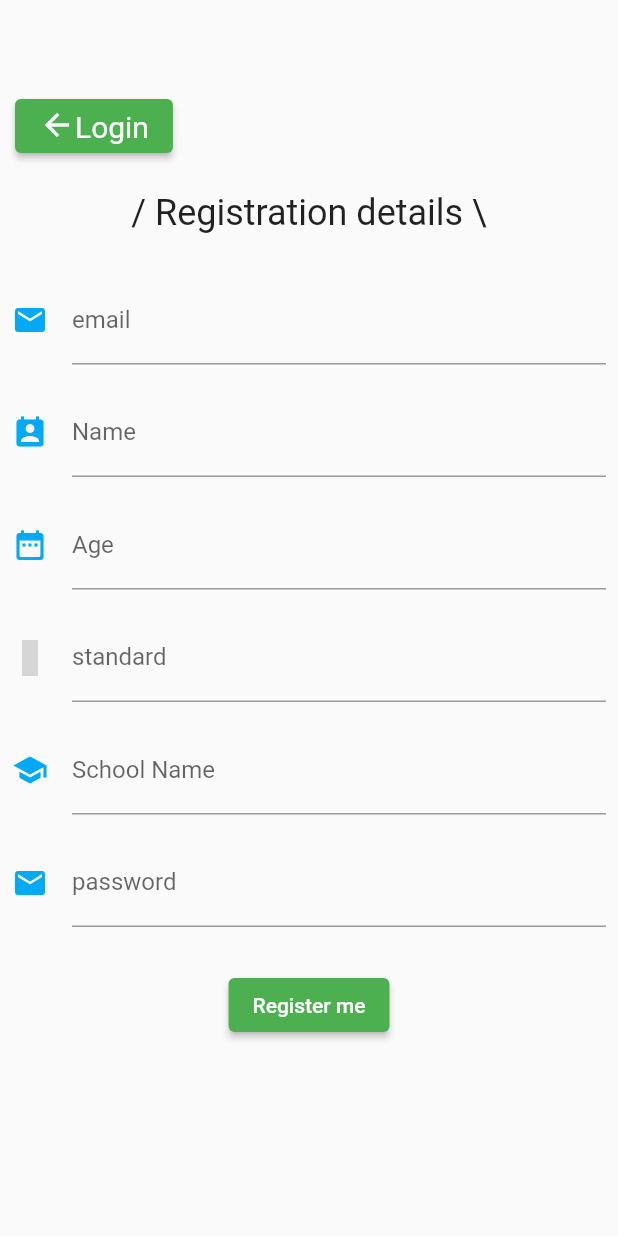
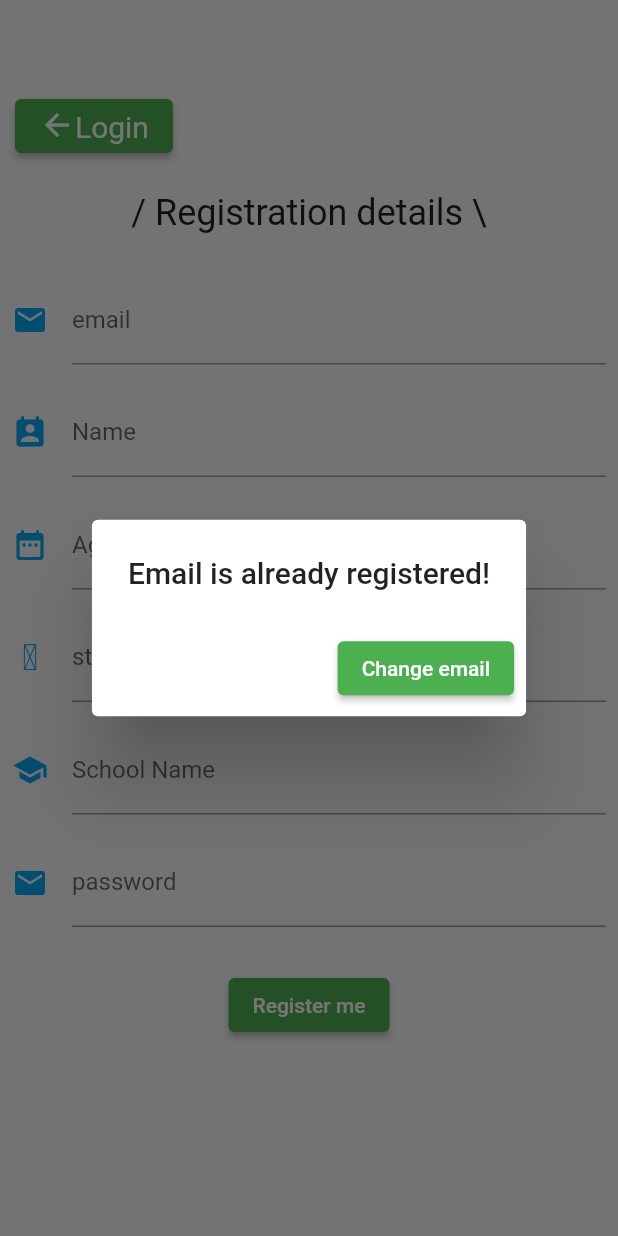
Before and after one commit to awwush/AntiKidMania-1, a Flutter app: the SignUp screen opened by its route, after a tap on "Register me", on a phone screen of 412 x 824 dp. Run offline on Flutter 3.47's test engine with Material 2 defaults, Android fonts, the phone set to English and light mode, and no system bars; our stand-ins replace cloud_firestore, firebase_core; accounts and stored records are empty; statements that could not run were skipped; grey boxes are pictures that could not be loaded.

Commit message:
Added alert for repeated sign up

```diff
--- a/lib/main.dart
+++ b/lib/main.dart
@@ -1,3 +1,4 @@
+import 'package:anti_kid_mania/pages/forgot_password.dart';
 import 'package:anti_kid_mania/pages/root_page.dart';
 import 'package:anti_kid_mania/pages/sign_up_page.dart';
 import 'package:anti_kid_mania/signin.dart';
@@ -29,6 +30,7 @@ class MyApp extends StatelessWidget {
       routes: {
         '/' : (context) => RootPage(params: params),
         '/SignUp' : (context) => SignUp(),
+        '/ForgotPassword' : (context) => ForgotPassword(params: params),
       },
       title: 'Anti Kid-Mania',
       debugShowCheckedModeBanner: false,
--- a/lib/pages/login_signup_page.dart
+++ b/lib/pages/login_signup_page.dart
@@ -184,8 +184,6 @@ class _LoginSignUpPageState extends State<LoginSignUpPage> {
 
 
 
-
-
   Widget _showPrimaryButton() {
     return new Padding(
         padding: EdgeInsets.fromLTRB(0.0, 45.0, 0.0, 0.0),
--- a/lib/pages/sign_up_page.dart
+++ b/lib/pages/sign_up_page.dart
@@ -20,7 +20,6 @@ class _SignUpState extends State<SignUp> {
   @override
   Widget build(BuildContext context) {
     return Scaffold(
-
       body: SingleChildScrollView(
         child: Column(
           children: [
@@ -37,10 +36,9 @@ class _SignUpState extends State<SignUp> {
                       text: TextSpan(
 //                      style: Theme.of(context).textTheme.bodyText2,
                         children: [
-                          WidgetSpan(
-                              child: Icon(Icons.arrow_back)
-                          ),
-                          TextSpan(text: "Login",
+                          WidgetSpan(child: Icon(Icons.arrow_back)),
+                          TextSpan(
+                            text: "Login",
                             style: TextStyle(
                               fontSize: 20,
                             ),
@@ -53,16 +51,15 @@ class _SignUpState extends State<SignUp> {
               ),
             ),
             Center(
-              child: Column(crossAxisAlignment: CrossAxisAlignment.center,
+              child: Column(
+                crossAxisAlignment: CrossAxisAlignment.center,
                 mainAxisAlignment: MainAxisAlignment.center,
                 children: [
                   SizedBox(height: 10),
-
                   Container(
                     child: Form(
                       key: _signUpKey,
-                      child: Column(
-                          children: [
+                      child: Column(children: [
                         _registerText(),
                         SizedBox(height: 20),
                         _email(),
@@ -73,9 +70,7 @@ class _SignUpState extends State<SignUp> {
                         _firstPassword(),
                         SizedBox(height: 20),
                         _submitDetails(),
-
-                          ]
-                      ),
+                      ]),
                     ),
                   )
                 ],
@@ -87,16 +82,18 @@ class _SignUpState extends State<SignUp> {
     );
   }
 
-  Widget _registerText(){
+  Widget _registerText() {
     return Center(
       child: Container(
-
-        child: Text("/ Registration details \\",
-          style: Theme.of(context).textTheme.headline5,),
+        child: Text(
+          "/ Registration details \\",
+          style: Theme.of(context).textTheme.headline5,
+        ),
       ),
     );
   }
-  Widget _showName(){
+
+  Widget _showName() {
     return Padding(
       padding: const EdgeInsets.all(8.0),
       child: TextFormField(
@@ -115,13 +112,11 @@ class _SignUpState extends State<SignUp> {
           ),
           validator: (value) {
             // TODO: show name validation
-          }
-      ),
+          }),
     );
   }
 
-
-  Widget _showAge(){
+  Widget _showAge() {
     return Padding(
       padding: const EdgeInsets.all(8.0),
       child: TextFormField(
@@ -145,8 +140,7 @@ class _SignUpState extends State<SignUp> {
     );
   }
 
-
-  Widget _showStandard(){
+  Widget _showStandard() {
     return Padding(
       padding: const EdgeInsets.all(8.0),
       child: TextFormField(
@@ -170,8 +164,7 @@ class _SignUpState extends State<SignUp> {
     );
   }
 
-
-  Widget _showSchool(){
+  Widget _showSchool() {
     return Padding(
       padding: const EdgeInsets.all(8.0),
       child: TextFormField(
@@ -195,7 +188,7 @@ class _SignUpState extends State<SignUp> {
     );
   }
 
-  Widget _email(){
+  Widget _email() {
     return Padding(
       padding: const EdgeInsets.all(8.0),
       child: TextFormField(
@@ -220,8 +213,7 @@ class _SignUpState extends State<SignUp> {
     );
   }
 
-
-  Widget _firstPassword(){
+  Widget _firstPassword() {
     return Padding(
       padding: const EdgeInsets.all(8.0),
       child: TextFormField(
@@ -240,13 +232,14 @@ class _SignUpState extends State<SignUp> {
           ),
         ),
         validator: (value) {
+          print("password: $value");
           // TODO: check limit of characters and combination
         },
       ),
     );
   }
 
-  Widget _submitDetails(){
+  Widget _submitDetails() {
     return Center(
       child: ElevatedButton(
         child: Text("Register me"),
@@ -256,25 +249,51 @@ class _SignUpState extends State<SignUp> {
           print("initialized");
 
           _signUpKey.currentState.validate();
+          bool alreadyRegistered = false;
+          await FirebaseFirestore.instance.collection('Registration').doc(_emailController.text).get().then((alreadyPresentEmail) => {
+
+                        if(alreadyPresentEmail.exists) {
+                          alreadyRegistered = true
+                        }
+          });
 //        print(_ageController.text);
 //        var name, age, school, standard, email;
-          await FirebaseFirestore.instance.collection('Registration').doc(_emailController.text).set({
+          if(!alreadyRegistered) {
+            await FirebaseFirestore.instance
+                .collection('Registration')
+                .doc(_emailController.text)
+                .set({
               "name": _nameController.text,
               "age": _ageController.text,
               "school": _schoolController.text,
               "standard": _standardController.text,
               "email": _emailController.text,
             });
+
+          }
+          else{
+            print("Already registered...");
+            showDialog(
+                context: context,
+              builder: (ctx) => AlertDialog(
+                title: Text("Email is already registered!",
+                textAlign: TextAlign.justify,),
+                actions: [
+                  ElevatedButton(onPressed: ()  {_emailController.clear(); Navigator.pop(ctx);}, child: Text("Change email")),
+//                  ElevatedButton(onPressed: () {Navigator.pushNamed(context, '/ForgotPassword');}, child: Text("Forgot password?")),
+                ],
+
+              )
+            );
+          }
 //        Checking whether fetching is performed or not
 
 //        FirebaseFirestore.instance.collection('Registration').get().then((snapshotValues) => {
 //          snapshotValues.docs.forEach((element) {print( element.data());})
 //        }
 //        );
-
         },
       ),
     );
   }
-
 }
```
Also changed, not shown: lib/pages/forgot_password.dart (added, +20 -0 lines). Lines whose indentation alone changed are shown as unchanged.
